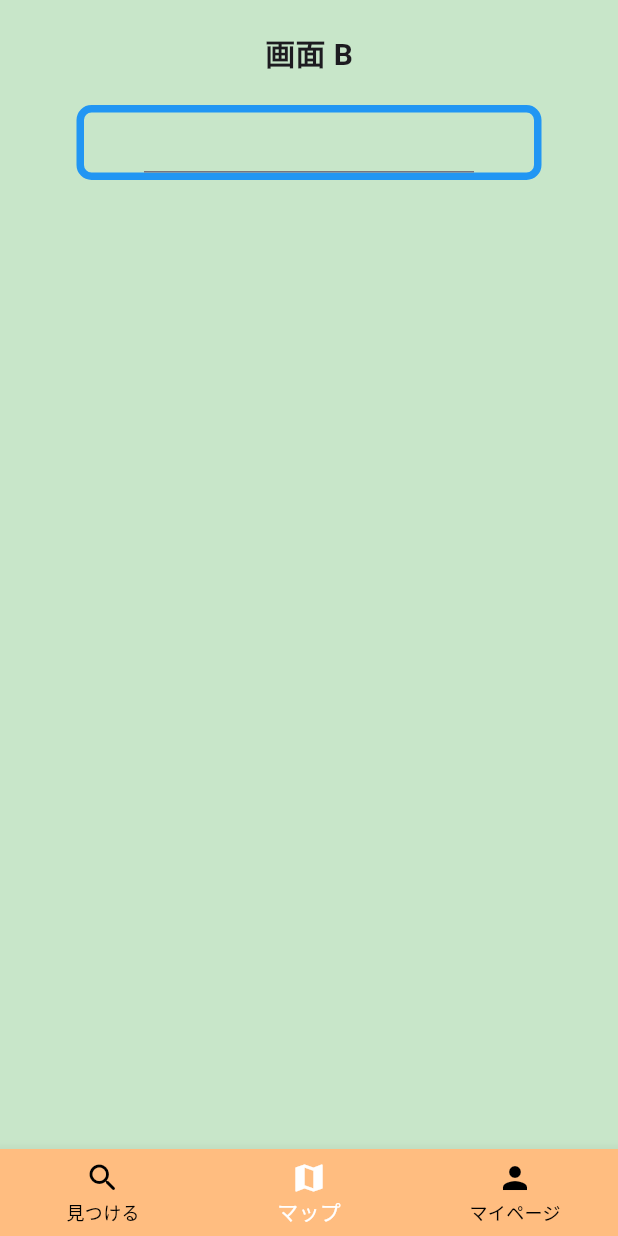
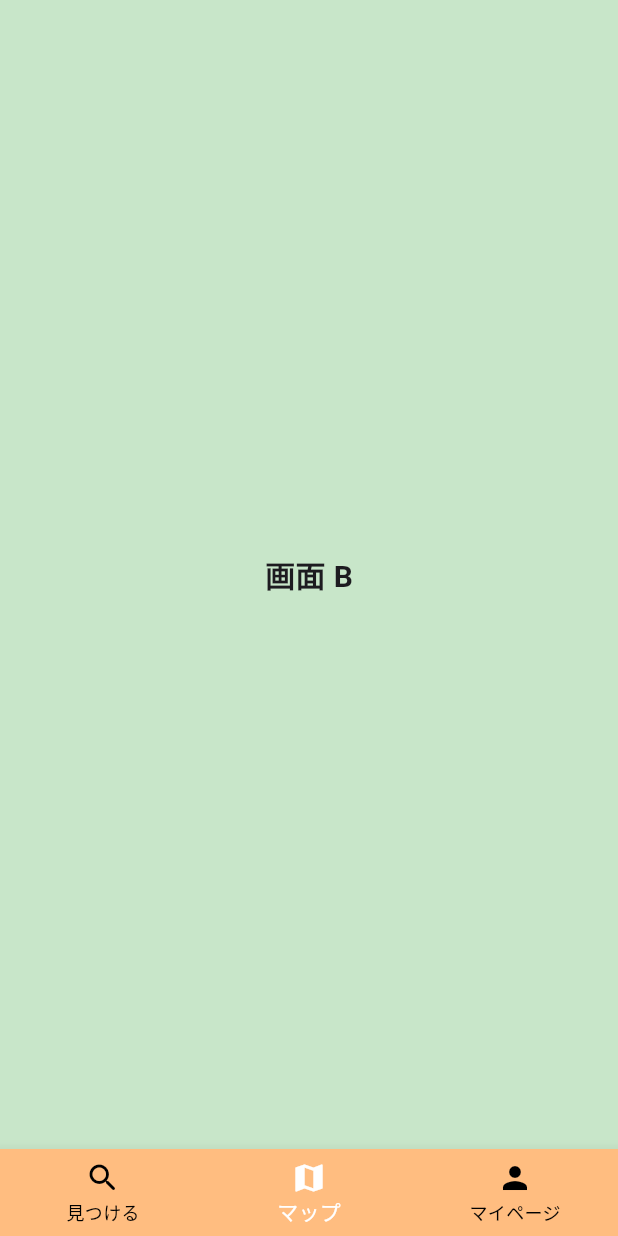
Before and after one commit to yambaru-hackathon/Group-7, a Flutter app: the screen it shows after launch, item 2 of the bottom bar chosen, on a phone screen of 412 x 824 dp. Run offline on Flutter 3.47's test engine with Material 3 defaults, Android fonts, the light colour scheme and no system bars; our stand-ins replace flutter_rating_bar, flutter_riverpod.

Commit message:
mapの修正

```diff
--- a/lib/map.dart
+++ b/lib/map.dart
@@ -4,52 +4,19 @@ import 'package:flutter/material.dart';
 //画面B
 //
 class Map extends StatelessWidget {
-  const Map({Key? key});
+  const Map({super.key});
 
   @override
   Widget build(BuildContext context) {
     return Scaffold(
       backgroundColor: Colors.green[100],
-      body: Center(
-        child: Column(
-          children: [
-            SizedBox(height: 20), // 余白を追加
-            Text(
-              '画面 B',
-              style: TextStyle(
-                fontSize: 20,
-                fontWeight: FontWeight.bold,
-              ),
-            ),
-            SizedBox(height: 20), // 余白を追加
-            Row(
-              children: [
-                Spacer(flex: 1),
-                Container(
-                  padding: EdgeInsets.all(40),
-                  height: 50,
-                  width: 310,
-                  decoration: BoxDecoration(
-                    border: Border.all(color: Colors.blue, width: 5),
-                    borderRadius: BorderRadius.circular(10),
-                  ),
-                  child: Row(
-                    children: [
-                      Expanded(
-                        child: TextField(
-                          decoration: InputDecoration(
-                            labelText: '例 : ギュウカク',
-                            floatingLabelBehavior: FloatingLabelBehavior.never,
-                          ),
-                        ),
-                      ),
-                    ],
-                  ),
-                ),
-                Spacer(flex: 1),
-              ],
-            ),
-          ],
+      body: const Center(
+        child: Text(
+          '画面 B',
+          style: TextStyle(
+            fontSize: 20,
+            fontWeight: FontWeight.bold,
+          ),
         ),
       ),
     );
```
